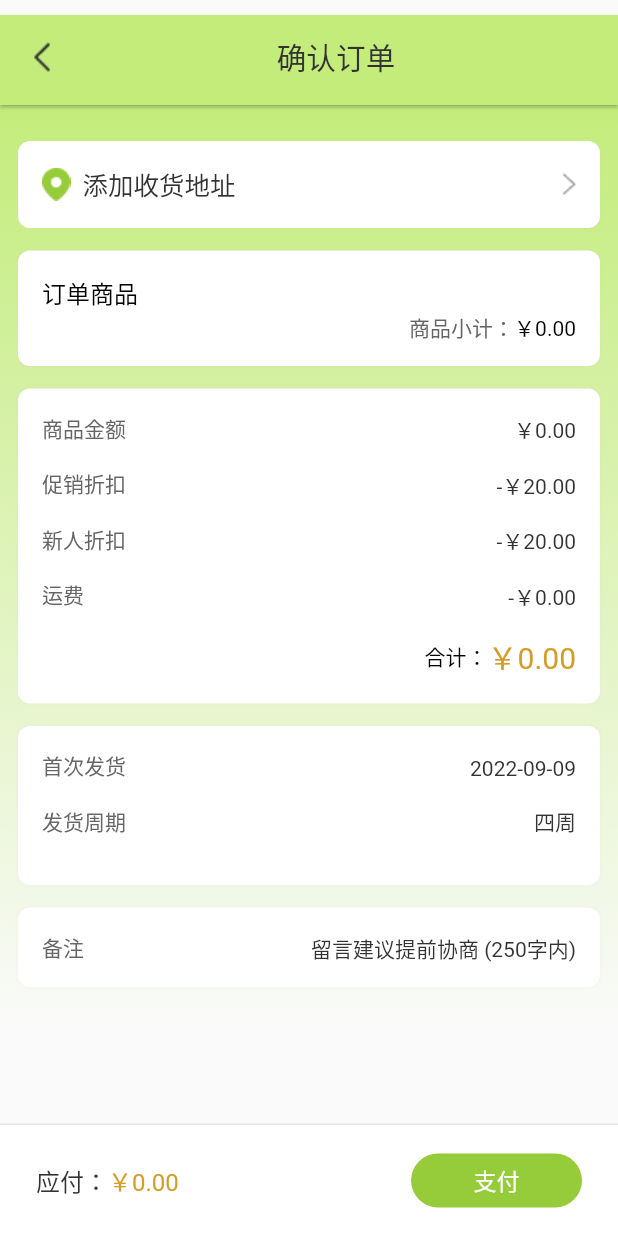
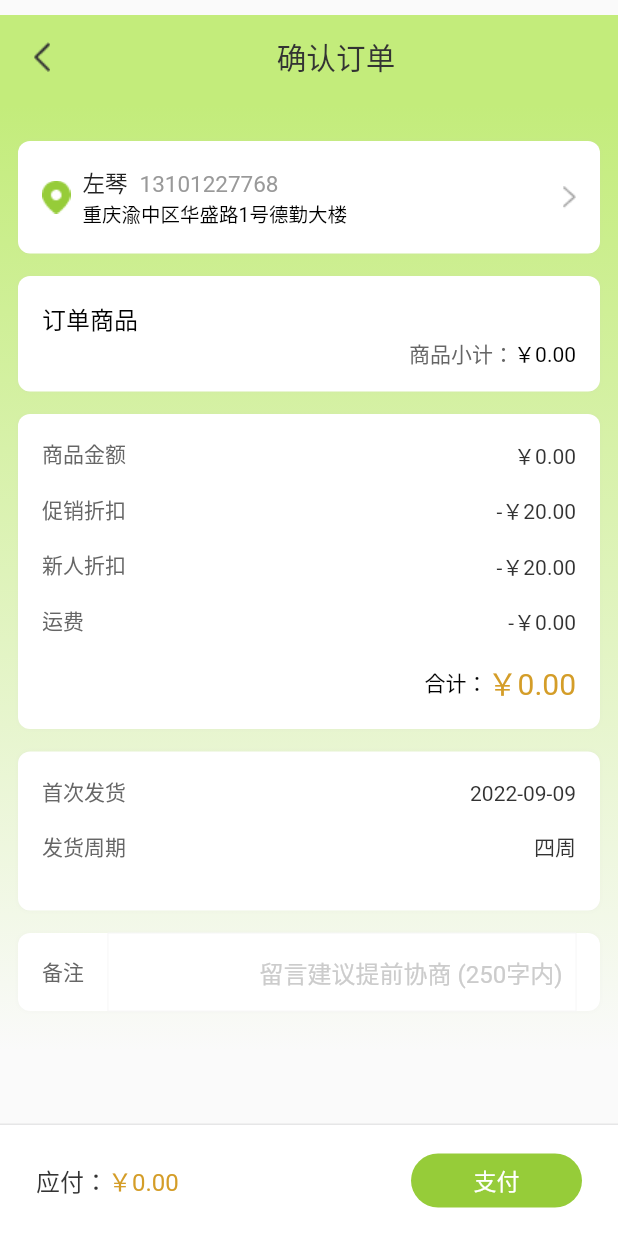
Before and after one commit to chhd-l/rc_china_freshplan_app, a Flutter app: the CheckoutPage screen opened by its route, on a phone screen of 412 x 824 dp. Run offline on Flutter 3.47's test engine with Material 2 defaults, Android fonts, the phone set to English and light mode, and no system bars; our stand-ins replace card_swiper, dio, flutter_easyloading, flutter_screenutil, get, image_picker and 2 more; missing offline and left inert: dart:ffi; accounts and stored records are empty; Roboto replaces fonts that are missing (Nunito-Bold, Nunito-black).

Commit message:
checkout

```diff
--- a/lib/common/widgets/factor.dart
+++ b/lib/common/widgets/factor.dart
@@ -188,7 +188,7 @@ PreferredSizeWidget commonAppBar(String appBarTitle,
                   })
               : null,
           automaticallyImplyLeading: true,
-          elevation: 1.0,
+          elevation: 0,
           actions: actions,
         ),
       ));
--- a/lib/common/widgets/textFields.dart
+++ b/lib/common/widgets/textFields.dart
@@ -26,7 +26,9 @@ Widget textFiled(
     VoidCallback? onEditingComplete,
     VoidCallback? onTap,
     TextStyle? hintStyle,
-    int? maxLines = 1}) {
+    int? maxLines = 1,
+    Color? fillColor,
+    TextAlign? textAlign = TextAlign.start}) {
   final OutlineInputBorder border = OutlineInputBorder(
     borderRadius: BorderRadius.all(
       Radius.circular(borderRadius),
@@ -45,6 +47,7 @@ Widget textFiled(
       keyboardType: keyboardType,
       controller: controller,
       focusNode: focusNode,
+      textAlign: textAlign ?? TextAlign.start,
       inputFormatters: [LengthLimitingTextInputFormatter(lengthLimit)],
       decoration: InputDecoration(
         counterText: "",
@@ -75,7 +78,7 @@ Widget textFiled(
         ),
         errorBorder: border,
         focusedErrorBorder: border,
-        fillColor: const Color.fromRGBO(246, 246, 246, 1),
+        fillColor: fillColor ?? const Color.fromRGBO(246, 246, 246, 1),
         filled: true,
         hintStyle: hintStyle ?? TextStyle(fontSize: 16.sp),
       ),
--- a/lib/pages/checkout/logic.dart
+++ b/lib/pages/checkout/logic.dart
@@ -1,3 +1,4 @@
+import 'package:flutter/material.dart';
 import 'package:get/get.dart';
 import 'package:rc_china_freshplan_app/global.dart';
 
@@ -7,6 +8,12 @@ class CheckoutLogic extends GetxController {
   final state = CheckoutState();
 
   final global = Get.put(GlobalConfigService());
+
+  TextEditingController remarkController = TextEditingController();
+
+  final address = Get.arguments == null
+      ? {'name': '左琴', 'phone': '13101227768', 'detail': '重庆渝中区华盛路1号德勤大楼'}
+      : Get.arguments['selectAddress'];
 
   @override
   void onReady() {
--- a/lib/pages/checkout/view.dart
+++ b/lib/pages/checkout/view.dart
@@ -1,10 +1,10 @@
 import 'package:flutter/material.dart';
 import 'package:get/get.dart';
-import 'package:flutter_screenutil/flutter_screenutil.dart';
 import 'package:intl/intl.dart';
 import 'package:rc_china_freshplan_app/common/values/colors.dart';
 import 'package:rc_china_freshplan_app/common/widgets/factor.dart';
 import 'package:rc_china_freshplan_app/common/router/app_router.dart';
+import 'package:rc_china_freshplan_app/common/widgets/textFields.dart';
 import 'package:rc_china_freshplan_app/pages/createPet/common-widget-view.dart';
 
 import 'logic.dart';
@@ -19,6 +19,7 @@ class CheckoutPage extends StatelessWidget {
   @override
   Widget build(BuildContext context) {
     return Scaffold(
+        resizeToAvoidBottomInset: false,
         appBar: commonAppBar('确认订单', bgColor: AppColors.bgLinearGradient1),
         body: SafeArea(
           child: Column(children: [
@@ -37,18 +38,53 @@ class CheckoutPage extends StatelessWidget {
                     ),
                     child: Column(children: [
                       const SizedBox(height: 12),
-                      commonContainer(Row(
+                      commonContainer(GestureDetector(
+                        onTap: () {
+                          Get.toNamed(AppRoutes.addressManage, arguments: true);
+                        },
+                        child: Row(
+                          mainAxisAlignment: MainAxisAlignment.spaceBetween,
                           children: [
                             Image.asset('assets/images/address.png'),
                             const SizedBox(width: 8),
+                            Expanded(
+                                child: logic.address != null
+                                    ? Column(
+                                        crossAxisAlignment:
+                                            CrossAxisAlignment.start,
+                                        children: [
+                                          Row(
+                                            children: [
                                               Text(
+                                                logic.address['name'],
+                                                style: textSyle700(
+                                                    fontSize: 15,
+                                                    color: const Color.fromRGBO(
+                                                        34, 34, 34, 1)),
+                                              ),
+                                              const SizedBox(width: 8),
+                                              Text(logic.address['phone'],
+                                                  style: textSyle700(
+                                                      fontSize: 15,
+                                                      color:
+                                                          AppColors.text999)),
+                                            ],
+                                          ),
+                                          Text(
+                                            logic.address['detail'],
+                                            style: textSyle700(fontSize: 13),
+                                          ),
+                                        ],
+                                      )
+                                    : Text(
                                         '添加收货地址',
                                         style: textSyle700(
-                                fontSize: 17, color: AppColors.text333),
-                          ),
-                          const Spacer(),
+                                            fontSize: 17,
+                                            color: AppColors.text333),
+                                      )),
                             Image.asset('assets/images/arrow-right.png'),
                           ],
+                        ),
                       )),
                       commonContainer(Column(
                         crossAxisAlignment: CrossAxisAlignment.start,
@@ -162,15 +198,31 @@ class CheckoutPage extends StatelessWidget {
                                     .toString()),
                             priceRow('发货周期', '四周'),
                           ])),
-                      commonContainer(Row(
+                      commonContainer(
+                          padding: const EdgeInsets.only(right: 16, left: 16),
+                          Row(
                             mainAxisAlignment: MainAxisAlignment.spaceBetween,
                             children: [
                               Text('备注',
                                   style: textSyle700(
                                       fontSize: 14, color: AppColors.text666)),
-                          Text('留言建议提前协商 (250字内)',
-                              style: textSyle700(
-                                  fontSize: 14, color: AppColors.text333)),
+                              const SizedBox(width: 16),
+                              Expanded(
+                                child: Container(
+                                  alignment: Alignment.centerRight,
+                                  child: textFiled(
+                                      controller: logic.remarkController,
+                                      fillColor: Colors.white,
+                                      hintStyle: const TextStyle(
+                                          fontSize: 16,
+                                          color:
+                                              Color.fromRGBO(204, 204, 204, 1)),
+                                      hintText: '留言建议提前协商 (250字内)',
+                                      borderWidth: 0,
+                                      borderRadius: 0,
+                                      textAlign: TextAlign.end),
+                                ),
+                              ),
                             ],
                           )),
                     ])),
@@ -189,9 +241,8 @@ class CheckoutPage extends StatelessWidget {
                             color: Color.fromRGBO(212, 157, 40, 1)),
                       )),
                   const Spacer(),
-                  titleButton('支付', () {
-                    Get.offAllNamed(AppRoutes.recommendRecipes);
-                  }, width: 114, isCircle: true, height: 36)
+                  titleButton('支付', () {},
+                      width: 114, isCircle: true, height: 36)
                 ],
               ),
             )
@@ -200,9 +251,9 @@ class CheckoutPage extends StatelessWidget {
   }
 }
 
-Widget commonContainer(Widget child) {
+Widget commonContainer(Widget child, {EdgeInsetsGeometry? padding}) {
   return Container(
-    padding: const EdgeInsets.all(16),
+    padding: padding ?? const EdgeInsets.all(16),
     margin: const EdgeInsets.only(bottom: 15),
     decoration: const BoxDecoration(
         color: Colors.white,
--- a/lib/pages/createPet/create-pet_next_view.dart
+++ b/lib/pages/createPet/create-pet_next_view.dart
@@ -80,6 +80,7 @@ class CreatePetNextPage extends StatelessWidget {
                   Padding(
                     padding: const EdgeInsets.only(top: 26, bottom: 32),
                     child: ListView.builder(
+                        physics: const NeverScrollableScrollPhysics(),
                         shrinkWrap: true,
                         itemCount: logic.healthList.length,
                         itemBuilder: (context, index) {
@@ -88,14 +89,19 @@ class CreatePetNextPage extends StatelessWidget {
                             padding: const EdgeInsets.only(bottom: 15),
                             child: GestureDetector(
                                 onTap: () {
-                                  state.recentHealth.value = item['value'];
+                                  if (state.recentHealth
+                                      .contains(item['value'])) {
+                                    state.recentHealth.remove(item['value']);
+                                  } else {
+                                    state.recentHealth.insert(0, item['value']);
+                                  }
                                 },
                                 child: Obx(() => Container(
                                       height: 50,
                                       alignment: Alignment.center,
                                       decoration: BoxDecoration(
-                                          color: state.recentHealth.value ==
-                                                  item['value']
+                                          color: state.recentHealth
+                                                  .contains(item['value'])
                                               ? AppColors.tint
                                               : const Color.fromRGBO(
                                                   246, 246, 246, 1),
@@ -105,8 +111,8 @@ class CreatePetNextPage extends StatelessWidget {
                                       child: Text(item['name'],
                                           style: textSyle700(
                                               fontSize: 15,
-                                              color: state.recentHealth.value ==
-                                                      item['value']
+                                              color: state.recentHealth
+                                                      .contains(item['value'])
                                                   ? Colors.white
                                                   : AppColors.primaryText)),
                                     ))),
--- a/lib/pages/createPet/state.dart
+++ b/lib/pages/createPet/state.dart
@@ -10,5 +10,5 @@ class CreatePetState {
   RxDouble recentWeight=0.0.obs;
   RxString recentPosture=''.obs;
   RxDouble targetWeight=0.0.obs;
-  RxString recentHealth=''.obs;
+  RxList recentHealth=[].obs;
 }
--- a/lib/pages/recommendRecipes/view.dart
+++ b/lib/pages/recommendRecipes/view.dart
@@ -23,8 +23,7 @@ class RecommendRecipesPage extends StatelessWidget {
           child: Column(children: [
             Expanded(
               child: SingleChildScrollView(
-                padding: EdgeInsets.only(
-                    right: 16.w, left: 16.w, top: 40.w, bottom: 16.h),
+                padding: EdgeInsets.all(16),
                 child: Column(children: [
                   Text(
                     '${logic.petName}的专属健康食谱',
```
Also changed, not shown: lib/global.dart (+0 -9 lines). Lines whose indentation alone changed are shown as unchanged.
